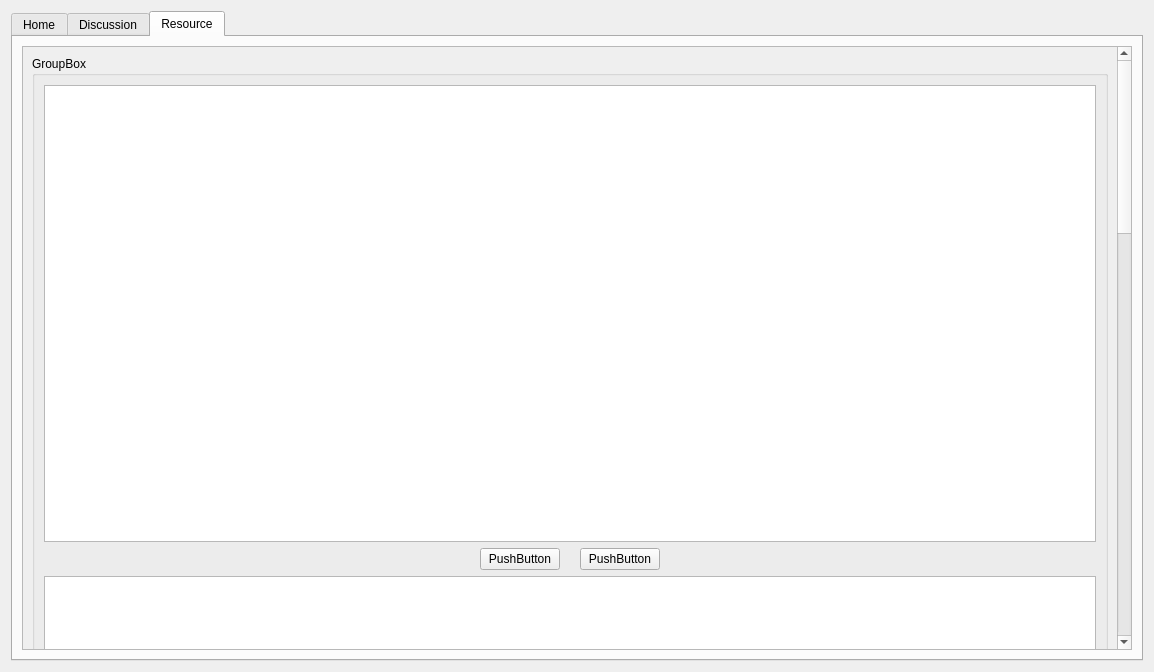
Old version of the form Jobs-of-SoftwareEngineer/Codeing/Scut/course.ui in the repository CSLP/CPP.
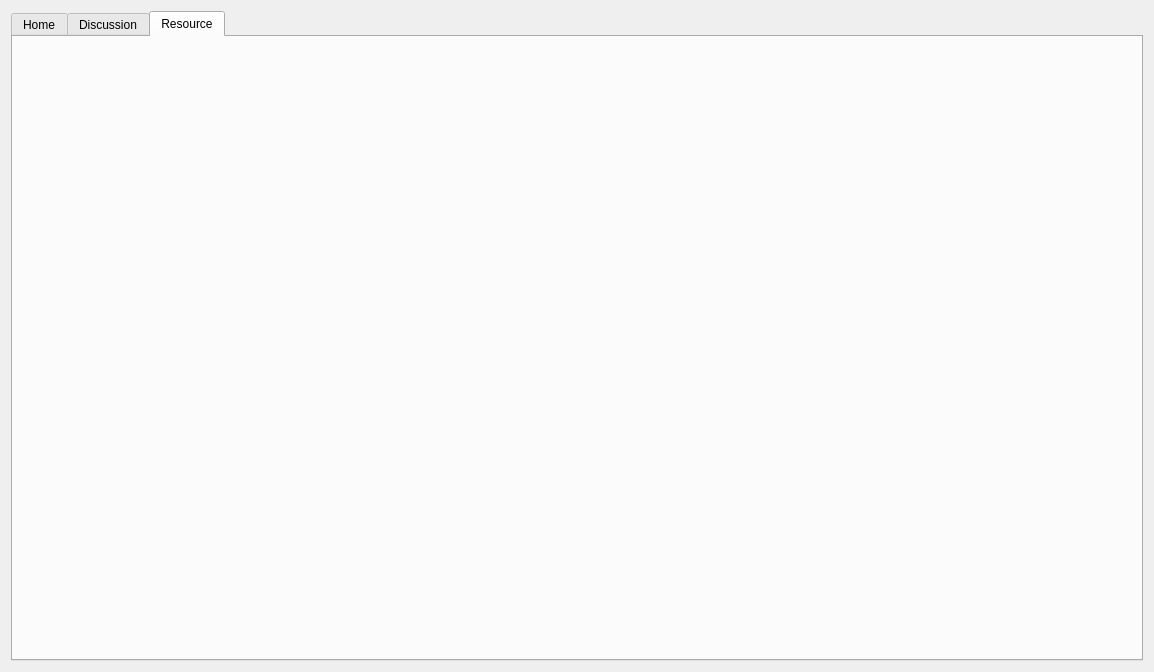
New version of the form. The open tabs and pages were chosen to show the change.

```diff
--- a/Jobs-of-SoftwareEngineer/Codeing/Scut/course.ui
+++ b/Jobs-of-SoftwareEngineer/Codeing/Scut/course.ui
@@ -141,107 +141,6 @@
       <attribute name="title">
        <string>Resource</string>
       </attribute>
-      <layout class="QHBoxLayout" name="horizontalLayout_2">
-       <item>
-        <widget class="QScrollArea" name="scrollArea">
-         <property name="widgetResizable">
-          <bool>true</bool>
-         </property>
-         <widget class="QWidget" name="scrollAreaWidgetContents">
-          <property name="geometry">
-           <rect>
-            <x>0</x>
-            <y>0</y>
-            <width>1099</width>
-            <height>2000</height>
-           </rect>
-          </property>
-          <property name="minimumSize">
-           <size>
-            <width>0</width>
-            <height>2000</height>
-           </size>
-          </property>
-          <layout class="QVBoxLayout" name="verticalLayout_4">
-           <item>
-            <widget class="QGroupBox" name="groupBox">
-             <property name="title">
-              <string>GroupBox</string>
-             </property>
-             <layout class="QVBoxLayout" name="verticalLayout_5" stretch="8,1,8">
-              <item>
-               <widget class="QTextBrowser" name="textBrowser"/>
-              </item>
-              <item>
-               <layout class="QHBoxLayout" name="horizontalLayout_3">
-                <property name="spacing">
-                 <number>20</number>
-                </property>
-                <item>
-                 <spacer name="horizontalSpacer">
-                  <property name="orientation">
-                   <enum>Qt::Horizontal</enum>
-                  </property>
-                  <property name="sizeHint" stdset="0">
-                   <size>
-                    <width>40</width>
-                    <height>20</height>
-                   </size>
-                  </property>
-                 </spacer>
-                </item>
-                <item>
-                 <widget class="QPushButton" name="pushButton">
-                  <property name="text">
-                   <string>PushButton</string>
-                  </property>
-                 </widget>
-                </item>
-                <item>
-                 <widget class="QPushButton" name="pushButton_2">
-                  <property name="text">
-                   <string>PushButton</string>
-                  </property>
-                 </widget>
-                </item>
-                <item>
-                 <spacer name="horizontalSpacer_2">
-                  <property name="orientation">
-                   <enum>Qt::Horizontal</enum>
-                  </property>
-                  <property name="sizeHint" stdset="0">
-                   <size>
-                    <width>40</width>
-                    <height>20</height>
-                   </size>
-                  </property>
-                 </spacer>
-                </item>
-               </layout>
-              </item>
-              <item>
-               <widget class="QTextBrowser" name="textBrowser_2"/>
-              </item>
-             </layout>
-            </widget>
-           </item>
-           <item>
-            <widget class="QGroupBox" name="groupBox_2">
-             <property name="title">
-              <string>GroupBox</string>
-             </property>
-             <layout class="QVBoxLayout" name="verticalLayout_6">
-              <item>
-               <widget class="QTextBrowser" name="textBrowser_3"/>
-              </item>
-             </layout>
-            </widget>
-           </item>
-          </layout>
-         </widget>
-        </widget>
-       </item>
-      </layout>
      </widget>
     </widget>
    </item>
```
Left out of the diff: 2 changed lines with no effect on the pictures.
